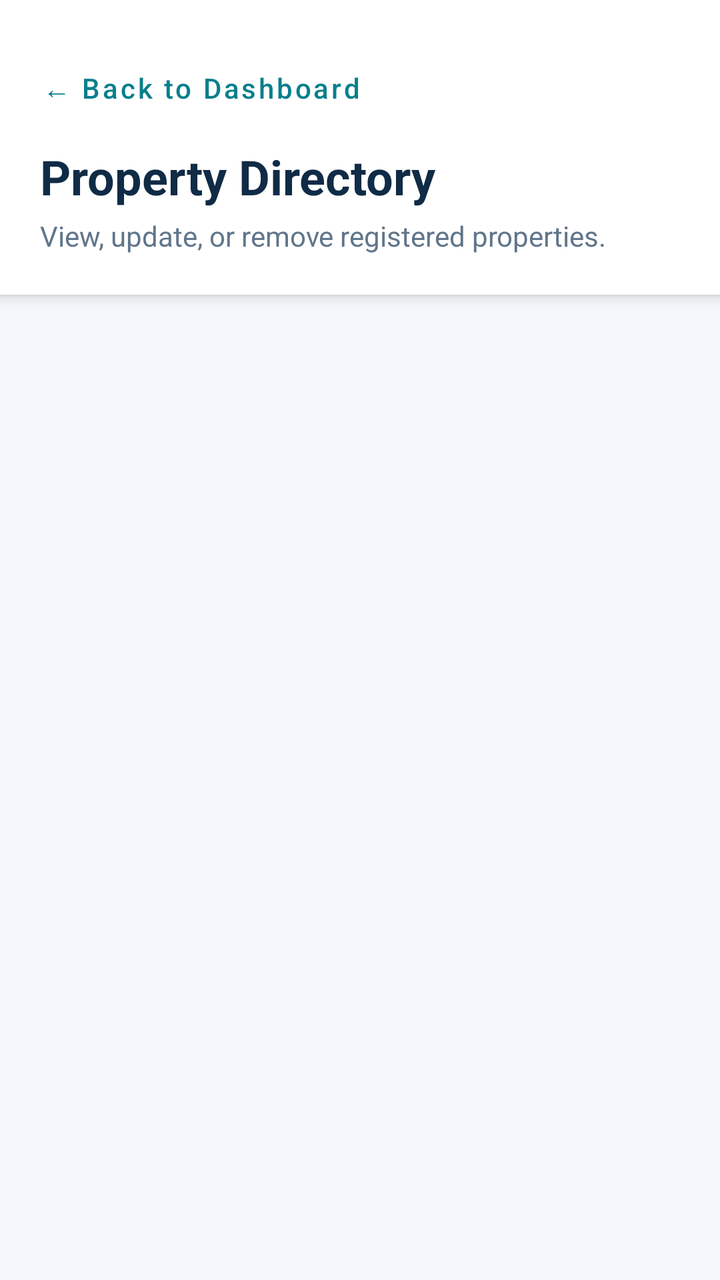
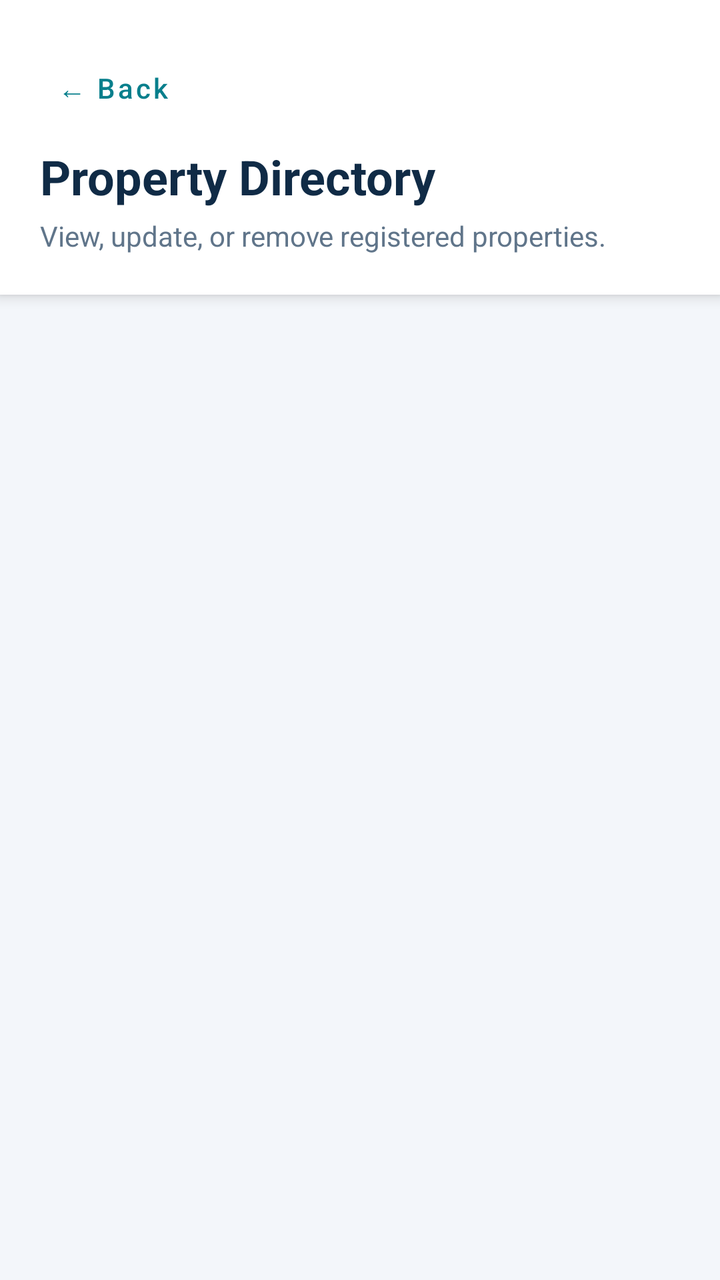

An Android layout rendered at two revisions. The XML below is the earlier revision; the diff shows what the commit changed to produce the second picture.
<!-- AndroidManifest.xml: application theme Theme.RentManagementSystem -->
<!-- res/layout/activity_view_properties.xml -->
<?xml version="1.0" encoding="utf-8"?>
<LinearLayout xmlns:android="http://schemas.android.com/apk/res/android"
    xmlns:app="http://schemas.android.com/apk/res-auto"
    android:layout_width="match_parent"
    android:layout_height="match_parent"
    android:background="#F3F6FA"
    android:orientation="vertical">

    <LinearLayout
        android:layout_width="match_parent"
        android:layout_height="wrap_content"
        android:background="#FFFFFF"
        android:elevation="4dp"
        android:orientation="vertical"
        android:padding="20dp">

        <Button
            android:id="@+id/btnBack"
            style="@style/Widget.MaterialComponents.Button.TextButton"
            android:layout_width="wrap_content"
            android:layout_height="wrap_content"
            android:layout_marginStart="-8dp"
            android:text="← Back to Dashboard"
            android:textAllCaps="false"
            android:textColor="#087F8C"
            android:textSize="14sp" />

        <TextView
            android:layout_width="match_parent"
            android:layout_height="wrap_content"
            android:layout_marginTop="4dp"
            android:text="Property Directory"
            android:textColor="#102B46"
            android:textSize="24sp"
            android:textStyle="bold" />

        <TextView
            android:id="@+id/tvSubtitle"
            android:layout_width="match_parent"
            android:layout_height="wrap_content"
            android:layout_marginTop="4dp"
            android:text="View, update, or remove registered properties."
            android:textColor="#60758A"
            android:textSize="14sp" />

    </LinearLayout>

    <FrameLayout
        android:layout_width="match_parent"
        android:layout_height="0dp"
        android:layout_weight="1"
        android:paddingStart="16dp"
        android:paddingTop="16dp"
        android:paddingEnd="16dp">

        <androidx.recyclerview.widget.RecyclerView
            android:id="@+id/rvProperties"
            android:layout_width="match_parent"
            android:layout_height="match_parent"
            android:clipToPadding="false"
            android:paddingBottom="16dp" />

        <LinearLayout
            android:id="@+id/layoutEmptyState"
            android:layout_width="match_parent"
            android:layout_height="wrap_content"
            android:layout_gravity="center"
            android:gravity="center"
            android:orientation="vertical"
            android:padding="32dp"
            android:visibility="gone">

            <TextView
                android:layout_width="wrap_content"
                android:layout_height="wrap_content"
                android:text="No Properties Found"
                android:textColor="#102B46"
                android:textSize="20sp"
                android:textStyle="bold" />

            <TextView
                android:layout_width="wrap_content"
                android:layout_height="wrap_content"
                android:layout_marginTop="8dp"
                android:gravity="center"
                android:text="You haven't added any properties yet. Click 'Add Property' from the dashboard to get started."
                android:textColor="#60758A"
                android:textSize="14sp" />

        </LinearLayout>

    </FrameLayout>

</LinearLayout>
<!-- resources referenced by this layout -->
<resources>
  <style name="Theme.RentManagementSystem" parent="Base.Theme.RentManagementSystem" />
  <style name="Base.Theme.RentManagementSystem" parent="Theme.Material3.DayNight.NoActionBar">
          
          
      </style>
</resources>

<!-- the commit's change to res/layout/activity_view_properties.xml (unified diff, before → after) -->
@@ -20,7 +20,7 @@
             android:layout_width="wrap_content"
             android:layout_height="wrap_content"
             android:layout_marginStart="-8dp"
-            android:text="← Back to Dashboard"
+            android:text="← Back"
             android:textAllCaps="false"
             android:textColor="#087F8C"
             android:textSize="14sp" />
